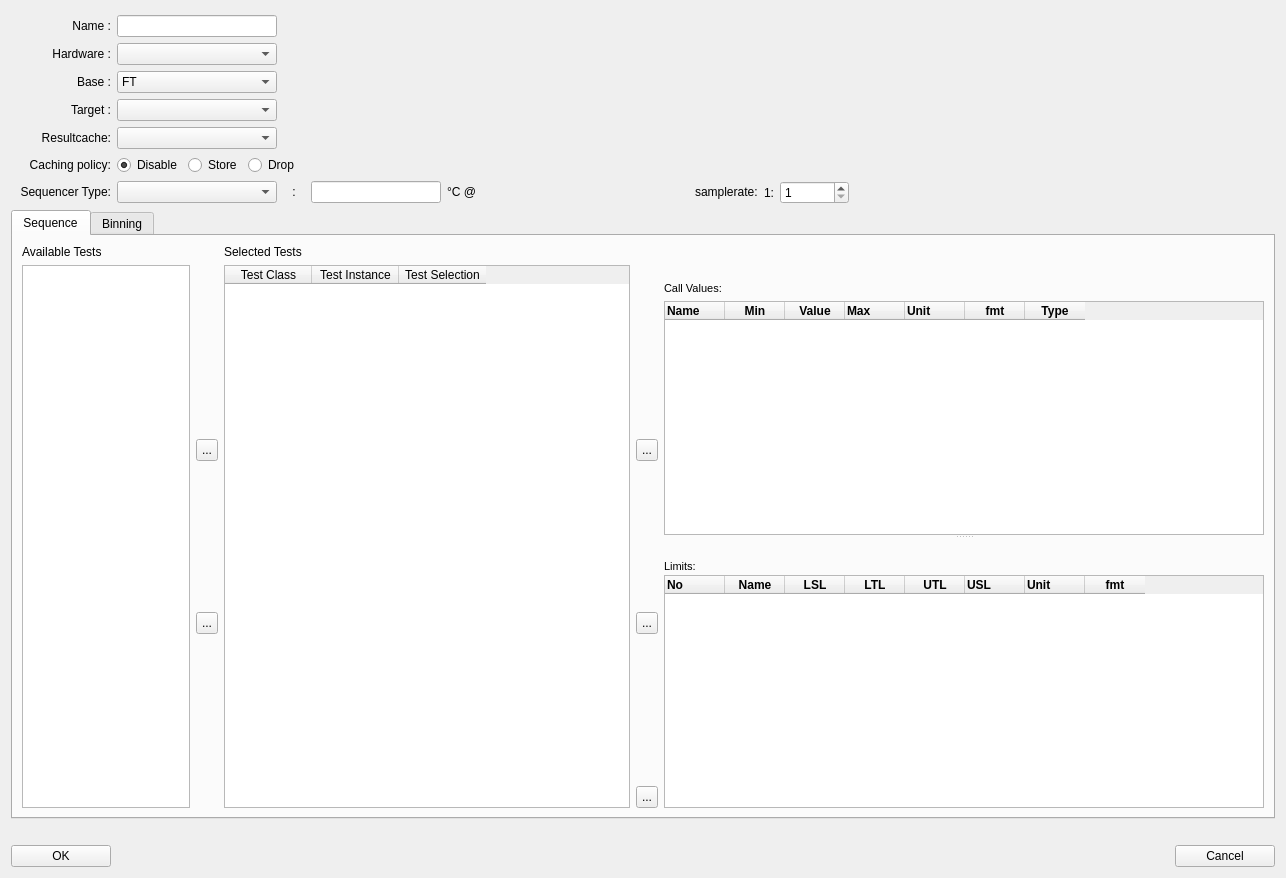
The window that src/ATE_spyder/ate_spyder/widgets/actions_on/program/TestProgramWizard.ui (Semi-ATE/Semi-ATE) describes before a commit, drawn with Qt 5.
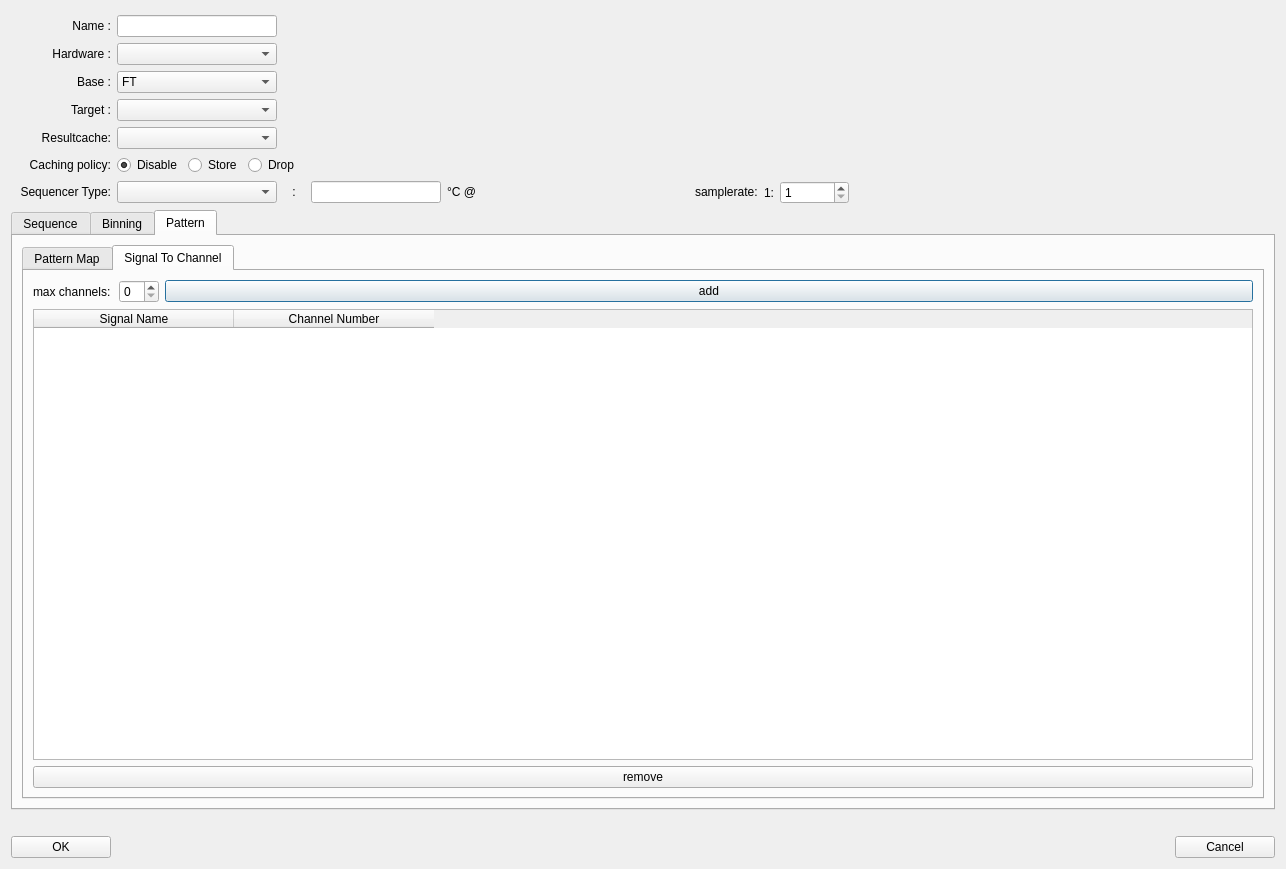
The same window after the commit. The open tabs and pages were chosen to show the change.

Commit message: Feature/256 test program wizard pattern (#257)

```diff
--- a/src/ATE_spyder/ate_spyder/widgets/actions_on/program/TestProgramWizard.ui
+++ b/src/ATE_spyder/ate_spyder/widgets/actions_on/program/TestProgramWizard.ui
@@ -7,7 +7,7 @@
     <x>0</x>
     <y>0</y>
     <width>1286</width>
-    <height>878</height>
+    <height>869</height>
    </rect>
   </property>
   <property name="windowTitle">
@@ -1422,6 +1422,147 @@
          </item>
         </layout>
        </widget>
+       <widget class="QWidget" name="PatternMap">
+        <property name="accessibleName">
+         <string>patternmap</string>
+        </property>
+        <attribute name="title">
+         <string>Pattern</string>
+        </attribute>
+        <layout class="QGridLayout" name="gridLayout_2">
+         <item row="0" column="0">
+          <widget class="QTabWidget" name="tabWidget">
+           <property name="currentIndex">
+            <number>0</number>
+           </property>
+           <widget class="QWidget" name="tab_2">
+            <attribute name="title">
+             <string>Pattern Map</string>
+            </attribute>
+            <layout class="QGridLayout" name="gridLayout_6">
+             <item row="0" column="0">
+              <layout class="QGridLayout" name="gridLayout_4">
+               <item row="0" column="0">
+                <widget class="QTableWidget" name="pattern_table">
+                 <column>
+                  <property name="text">
+                   <string>Test Name</string>
+                  </property>
+                 </column>
+                 <column>
+                  <property name="text">
+                   <string>Pattern Name</string>
+                  </property>
+                 </column>
+                 <column>
+                  <property name="text">
+                   <string>Pattern Path</string>
+                  </property>
+                 </column>
+                </widget>
+               </item>
+              </layout>
+             </item>
+            </layout>
+           </widget>
+           <widget class="QWidget" name="tab_3">
+            <attribute name="title">
+             <string>Signal To Channel</string>
+            </attribute>
+            <layout class="QGridLayout" name="gridLayout_8">
+             <item row="2" column="0">
+              <layout class="QGridLayout" name="gridLayout_7">
+               <item row="0" column="0">
+                <widget class="QTableWidget" name="signal_to_channel_table">
+                 <property name="sizePolicy">
+                  <sizepolicy hsizetype="Expanding" vsizetype="Expanding">
+                   <horstretch>0</horstretch>
+                   <verstretch>0</verstretch>
+                  </sizepolicy>
+                 </property>
+                 <attribute name="horizontalHeaderDefaultSectionSize">
+                  <number>200</number>
+                 </attribute>
+                 <column>
+                  <property name="text">
+                   <string>Signal Name</string>
+                  </property>
+                 </column>
+                 <column>
+                  <property name="text">
+                   <string>Channel Number</string>
+                  </property>
+                 </column>
+                </widget>
+               </item>
+              </layout>
+             </item>
+             <item row="1" column="0">
+              <layout class="QHBoxLayout" name="horizontalLayout">
+               <item>
+                <widget class="QLabel" name="label_7">
+                 <property name="minimumSize">
+                  <size>
+                   <width>50</width>
+                   <height>0</height>
+                  </size>
+                 </property>
+                 <property name="maximumSize">
+                  <size>
+                   <width>80</width>
+                   <height>16777215</height>
+                  </size>
+                 </property>
+                 <property name="text">
+                  <string>max channels:</string>
+                 </property>
+                </widget>
+               </item>
+               <item>
+                <widget class="QSpinBox" name="num_channels">
+                 <property name="maximumSize">
+                  <size>
+                   <width>40</width>
+                   <height>16777215</height>
+                  </size>
+                 </property>
+                </widget>
+               </item>
+               <item>
+                <layout class="QHBoxLayout" name="horizontalLayout_8"/>
+               </item>
+               <item>
+                <widget class="QPushButton" name="add">
+                 <property name="minimumSize">
+                  <size>
+                   <width>1000</width>
+                   <height>0</height>
+                  </size>
+                 </property>
+                 <property name="text">
+                  <string>add</string>
+                 </property>
+                </widget>
+               </item>
+              </layout>
+             </item>
+             <item row="3" column="0">
+              <layout class="QHBoxLayout" name="horizontalLayout_2">
+               <item>
+                <widget class="QPushButton" name="remove">
+                 <property name="text">
+                  <string>remove</string>
+                 </property>
+                </widget>
+               </item>
+              </layout>
+             </item>
+            </layout>
+           </widget>
+          </widget>
+         </item>
+        </layout>
+       </widget>
       </widget>
      </item>
      <item>
```
The commit also changes 123 other files.
